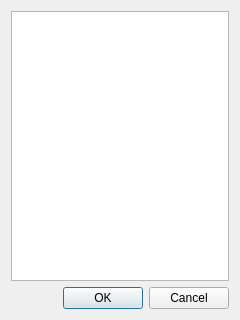
This is src/experimentconfigurationselectdialog.ui in uazure/qLab as Qt 5 draws it before an edit. The edited form follows.
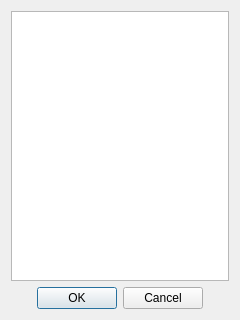
This is the edited form.

```diff
--- a/src/experimentconfigurationselectdialog.ui
+++ b/src/experimentconfigurationselectdialog.ui
@@ -25,6 +25,9 @@
      <property name="standardButtons">
       <set>QDialogButtonBox::Cancel|QDialogButtonBox::Ok</set>
      </property>
+     <property name="centerButtons">
+      <bool>true</bool>
+     </property>
     </widget>
    </item>
   </layout>
```
Left out of the diff: 10 changed lines with no effect on the pictures.
